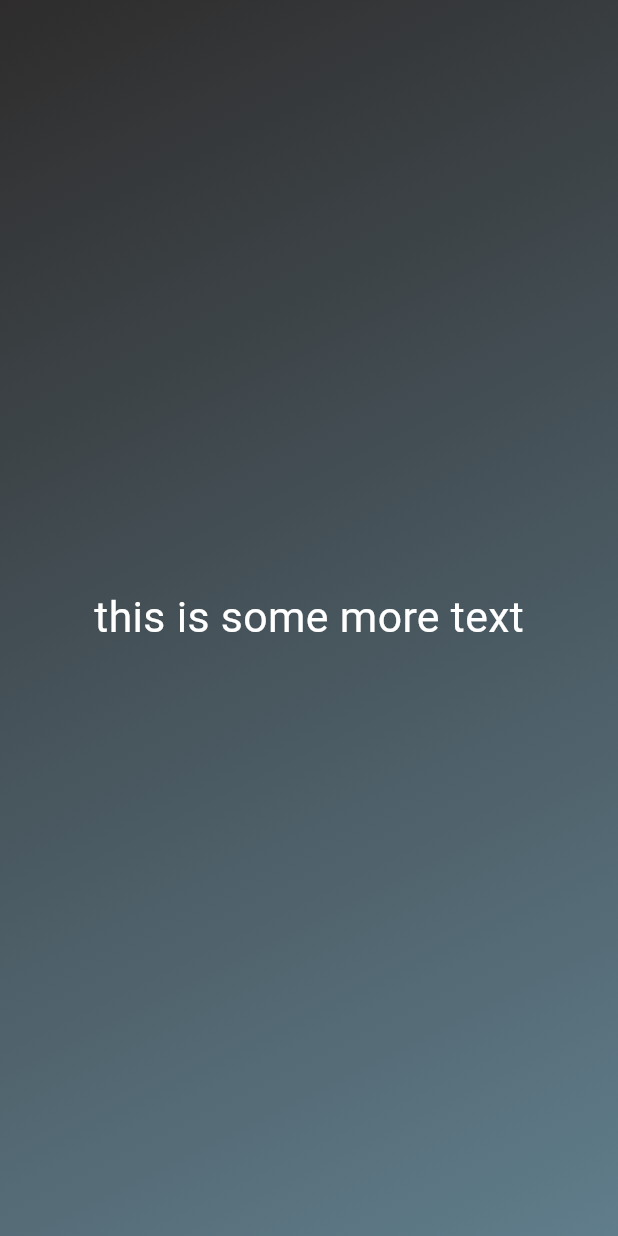
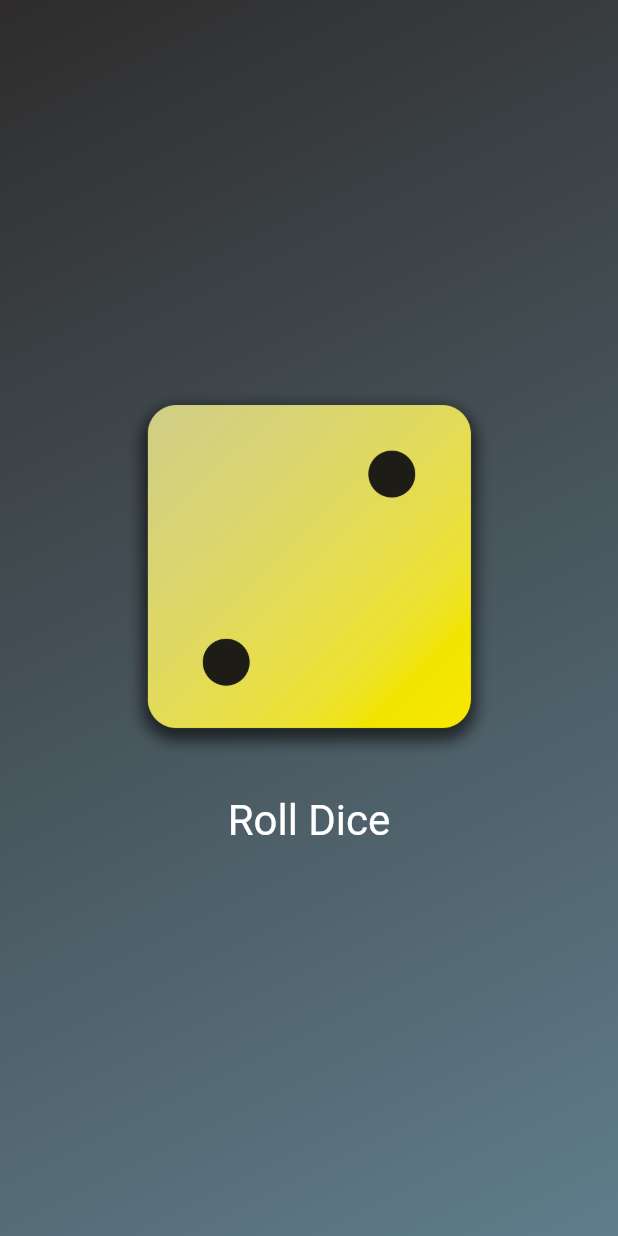
Before and after one commit to Mudasirsaeed032/RollDiceApp, a Flutter app: the screen it shows after launch, on a phone screen of 412 x 824 dp. Run offline on Flutter 3.47's test engine with Material 3 defaults, Android fonts, the phone set to English and light mode, and no system bars.

Commit message:
dice image and buttons added

```diff
--- a/lib/gradient_container.dart
+++ b/lib/gradient_container.dart
@@ -7,9 +7,16 @@ Alignment startAlign = Alignment.topLeft;
 Alignment? endAlign;
 
 class GradientContainer extends StatelessWidget {
-  const GradientContainer(this.colors, {super.key});
+  GradientContainer(this.colors, {super.key});
 
   final List<Color> colors;
+
+  var activDiceImage = 'assets/images/dice-2.png';
+
+  void rollDice() {
+    activDiceImage = 'assets/images/dice-4.png';
+    print('Button is pressed!');
+  }
 
   @override
   Widget build(context) {
@@ -22,7 +29,23 @@ class GradientContainer extends StatelessWidget {
           end: endAlignment,
         ),
       ),
-      child: Center(child: StyledText('this is some more text')),
+      child: Center(
+        child: Column(
+          mainAxisSize: MainAxisSize.min,
+          children: [
+            Image.asset(activDiceImage, width: 250),
+            const SizedBox(height: 20),
+            TextButton(
+              onPressed: rollDice,
+              style: TextButton.styleFrom(
+                foregroundColor: Colors.white,
+                textStyle: const TextStyle(fontSize: 28),
+              ),
+              child: Text('Roll Dice'),
+            ),
+          ],
+        ),
+      ),
     );
   }
 }
```
Also changed, not shown: pubspec.yaml (+7 -3 lines).
